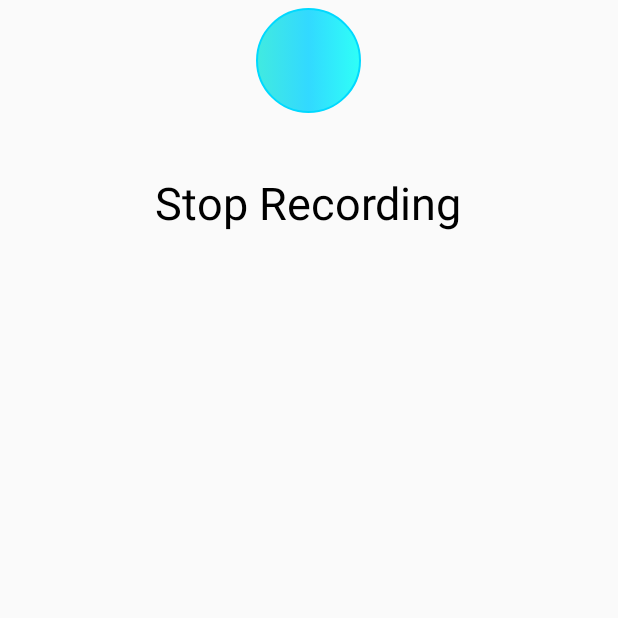
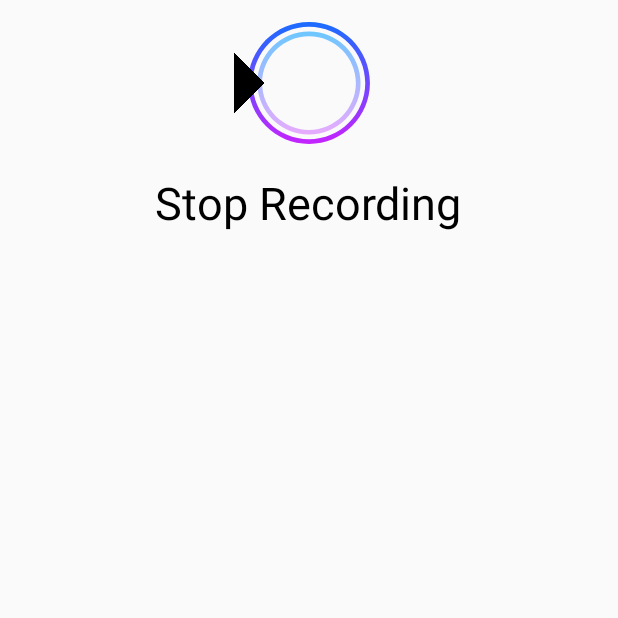
Before and after one commit to qduyhoang/CircleAudioWave, an Android app: the screen it shows after launch (MainActivity), after a tap on an icon or button, on a phone screen of 412 x 824 dp, the top half of it. Run offline under Robolectric (Android 15) with nearby library versions, the phone set to English and light mode, and no system bars.

Commit message:
Add setAudioWavePadding to help fit the audio wave to all background drawable

```diff
--- a/sample/app/src/main/java/com/orai/qduyhoang/sample/CircleAudioWave.java
+++ b/sample/app/src/main/java/com/orai/qduyhoang/sample/CircleAudioWave.java
@@ -5,7 +5,6 @@ import android.graphics.Canvas;
 import android.graphics.Color;
 import android.graphics.Paint;
 import android.util.AttributeSet;
-import android.util.Log;
 import android.view.View;
 
 import java.util.LinkedList;
@@ -22,6 +21,8 @@ public class CircleAudioWave extends View {
     private int height; // height of this View
     private Paint linePaint; // specifies line drawing characteristics
     private int audioWaveDirection;   //Direction of the audio wave (left-right or right-left)
+    private int audioWaveWidthPadding;   //Padding of the audio wave inside being drawn inside view
+    private int audioWaveHeightPadding;   //Padding of the audio wave inside being drawn inside view
     private int[]COLOR_LIST = {Color.RED, Color.YELLOW, Color.CYAN, Color.GREEN, Color.MAGENTA, Color.DKGRAY, Color.BLUE, Color.BLACK };
     private Random random;
 
@@ -34,7 +35,9 @@ public class CircleAudioWave extends View {
         linePaint.setFakeBoldText(true);
         random = new Random();
 
-        audioWaveDirection = LEFT_TO_RIGHT; // set default audio wave direction
+        audioWaveDirection = LEFT_TO_RIGHT;
+        audioWaveWidthPadding = 0;
+        audioWaveHeightPadding = 0;
     }
 
     // called when the dimensions of the View change
@@ -43,6 +46,7 @@ public class CircleAudioWave extends View {
     protected void onSizeChanged(int w, int h, int oldw, int oldh) {
         width = w; // new width of this View
         height = h; // new height of this View
+
 
         //We only need insert and delete operations
         //-> use a linked list to store amplitudes
@@ -68,13 +72,13 @@ public class CircleAudioWave extends View {
     // draw the visualizer with scaled lines representing the amplitudes
     @Override
     public void onDraw(Canvas canvas) {
-        int middle = height / 2; // get the middle of the View
-        int radius = width / 2;
+        int middle = (height / 2); // get the middle of the View
+        int radius = (width / 2);
         float curX;
         if (audioWaveDirection == LEFT_TO_RIGHT){
-            curX = width;
+            curX = width - audioWaveWidthPadding;
         } else {
-            curX = 0;
+            curX = audioWaveWidthPadding;
         }
 
         float power;
@@ -82,6 +86,7 @@ public class CircleAudioWave extends View {
         // for each item in the amplitudes ArrayList
         if (amplitudes.size() >= 13){
             int amplitudes_size = amplitudes.size();
+            float step = ((width - 2 * audioWaveWidthPadding) / amplitudes_size + 1); //Line width
 //            linePaint.setColor(COLOR_LIST[random.nextInt(6)]); // set color to black
             for(int i=0; i < amplitudes_size; i++){
                 if (i >= 5){    //Store the most recent 5 data points to smooth out lines
@@ -92,7 +97,7 @@ public class CircleAudioWave extends View {
                 float scaledHeight = (power / LINE_SCALE); // scale the power
                 float lengthCurXFromCenter = curX <= radius ? curX : width - curX;  // length of the current position with respect to the origin
 
-                float maxHeight = 2 * (lengthCurXFromCenter * middle) / (radius);   // Thales's theorem: max height from current position on x-axis
+                float maxHeight =(2 * lengthCurXFromCenter * middle) / (radius) - 2 * audioWaveHeightPadding;   // Thales's theorem: max height from current position on x-axis
                                                                                     // to the point above it on the circle
                 scaledHeight = scaledHeight > maxHeight? maxHeight: scaledHeight;
 
@@ -100,11 +105,11 @@ public class CircleAudioWave extends View {
                 canvas.drawLine(curX, middle + scaledHeight / 2, curX, middle
                         - scaledHeight / 2, linePaint);
 
+
                 if (audioWaveDirection == LEFT_TO_RIGHT) {
-                    curX -= width / amplitudes_size;
-                    Log.e("DIRECTION", "onDraw: YESSS" + curX);
+                    curX -= step;
                 } else {
-                    curX += width / amplitudes_size;
+                    curX += step;
                 }
             }
         }
@@ -118,4 +123,9 @@ public class CircleAudioWave extends View {
         }
     }
 
+    public void setAudioWavePadding(int width, int height){
+        this.audioWaveWidthPadding = width;
+        this.audioWaveHeightPadding = height;
+    }
+
 }
--- a/sample/app/src/main/java/com/orai/qduyhoang/sample/MainActivity.java
+++ b/sample/app/src/main/java/com/orai/qduyhoang/sample/MainActivity.java
@@ -44,6 +44,7 @@ public class MainActivity extends Activity {
 
         circleAudioWave = findViewById(R.id.record_button);
         circleAudioWave.setOnClickListener(recordClick);
+        circleAudioWave.setAudioWavePadding(50, 30);
 
         recordStatus = findViewById(R.id.record_status);
 
--- /dev/null
+++ b/sample/app/src/main/res/drawable/ic_icons8_round.xml
@@ -0,0 +1,24 @@
+<vector android:height="24dp" android:viewportHeight="64"
+    android:viewportWidth="64" android:width="24dp"
+    xmlns:aapt="http://schemas.android.com/aapt" xmlns:android="http://schemas.android.com/apk/res/android">
+    <path android:pathData="M32,58C17.663,58 6,46.337 6,32S17.663,6 32,6s26,11.663 26,26S46.337,58 32,58zM32,8C18.767,8 8,18.767 8,32s10.767,24 24,24s24,-10.767 24,-24S45.233,8 32,8z">
+        <aapt:attr name="android:fillColor">
+            <gradient android:endX="32.1268" android:endY="59.0029"
+                android:startX="31.8768" android:startY="5.7529"
+                android:tileMode="mirror" android:type="linear">
+                <item android:color="#FF1A6DFF" android:offset="0"/>
+                <item android:color="#FFC822FF" android:offset="1"/>
+            </gradient>
+        </aapt:attr>
+    </path>
+    <path android:pathData="M32,54c-12.131,0 -22,-9.869 -22,-22s9.869,-22 22,-22s22,9.869 22,22S44.131,54 32,54zM32,12c-11.028,0 -20,8.972 -20,20s8.972,20 20,20s20,-8.972 20,-20S43.028,12 32,12z">
+        <aapt:attr name="android:fillColor">
+            <gradient android:endX="32" android:endY="53.546"
+                android:startX="32" android:startY="10"
+                android:tileMode="mirror" android:type="linear">
+                <item android:color="#FF6DC7FF" android:offset="0"/>
+                <item android:color="#FFE6ABFF" android:offset="1"/>
+            </gradient>
+        </aapt:attr>
+    </path>
+</vector>
--- /dev/null
+++ b/sample/app/src/main/res/drawable/ic_if_icon_ios7_circle_outline_211717.xml
@@ -0,0 +1,4 @@
+<vector android:height="24dp" android:viewportHeight="512"
+    android:viewportWidth="512" android:width="24dp" xmlns:android="http://schemas.android.com/apk/res/android">
+    <path android:fillColor="#FF000000" android:pathData="M256,48C141.1,48 48,141.1 48,256s93.1,208 208,208c114.9,0 208,-93.1 208,-208S370.9,48 256,48zM256,446.7c-105.1,0 -190.7,-85.5 -190.7,-190.7c0,-105.1 85.5,-190.7 190.7,-190.7c105.1,0 190.7,85.5 190.7,190.7C446.7,361.1 361.1,446.7 256,446.7z"/>
+</vector>
--- a/sample/app/src/main/res/layout/activity_main.xml
+++ b/sample/app/src/main/res/layout/activity_main.xml
@@ -7,12 +7,12 @@
 
     <com.orai.qduyhoang.sample.CircleAudioWave
         android:id="@+id/record_button"
-        android:layout_width="70dp"
-        android:layout_height="70dp"
+        android:layout_width="100dp"
+        android:layout_height="100dp"
         android:layout_centerHorizontal="true"
         android:clickable="true"
         android:focusable="true"
-        android:background="@drawable/record_button"
+        android:background="@drawable/ic_icons8_round"
         android:layout_margin="5dp" />
 
     <TextView
```
Also changed, not shown: app/src/main/java/com/orai/qduyhoang/circleaudiowave/CircleAudioWave.java (+21 -11 lines).
